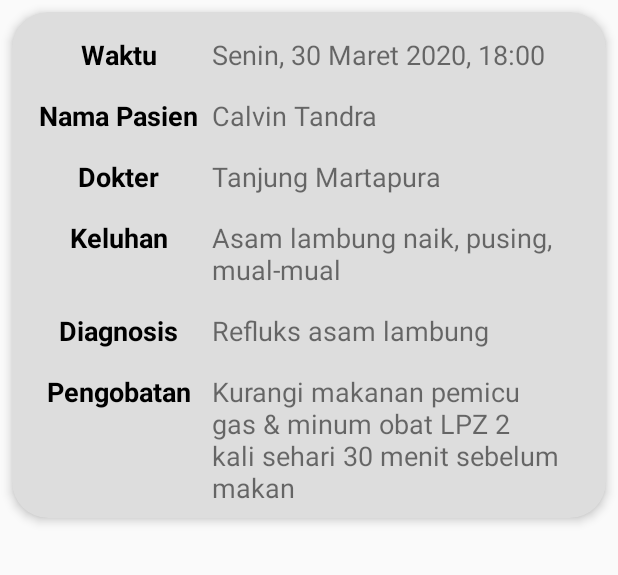
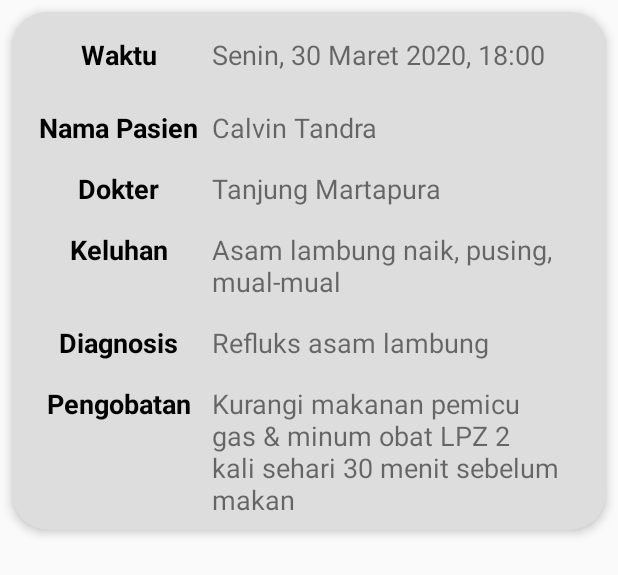
Before and after one commit to calvintd/KlinikKita, an Android app: the layout item_klinik_riwayat_pemeriksaan.xml on its own in the app's theme, with its tools: preview values and no code run, on a phone screen of 412 x 824 dp. Shown: the top 575 px of the screen. Run offline under Robolectric (Android 15) with nearby library versions, the phone set to English and light mode, and no system bars.

Commit message:
layout riwayat pemeriksaan

```diff
--- a/app/src/main/res/layout/item_klinik_riwayat_pemeriksaan.xml
+++ b/app/src/main/res/layout/item_klinik_riwayat_pemeriksaan.xml
@@ -26,11 +26,13 @@
             android:layout_width="0dp"
             android:layout_height="wrap_content"
             android:layout_marginTop="8dp"
+            android:layout_marginBottom="8dp"
             android:text="@string/patient_appointments_list_history_time"
             android:textAlignment="center"
             android:textColor="#000000"
             android:textSize="18sp"
             android:textStyle="bold"
+            app:layout_constraintBottom_toTopOf="@id/barrierWaktuRiwayatPemeriksaanKlinik"
             app:layout_constraintEnd_toStartOf="@+id/glRiwayatPemeriksaanKlinik"
             app:layout_constraintStart_toStartOf="parent"
             app:layout_constraintTop_toTopOf="parent" />
@@ -41,8 +43,10 @@
             android:layout_height="wrap_content"
             android:layout_marginTop="8dp"
             android:layout_marginEnd="16dp"
+            android:layout_marginBottom="8dp"
             android:text="@string/patient_appointments_list_history_time_example"
             android:textSize="18sp"
+            app:layout_constraintBottom_toTopOf="@id/barrierWaktuRiwayatPemeriksaanKlinik"
             app:layout_constraintEnd_toEndOf="parent"
             app:layout_constraintStart_toEndOf="@+id/glRiwayatPemeriksaanKlinik"
             app:layout_constraintTop_toTopOf="parent" />
--- a/app/src/main/res/layout/item_pasien_riwayat_pemeriksaan.xml
+++ b/app/src/main/res/layout/item_pasien_riwayat_pemeriksaan.xml
@@ -26,11 +26,13 @@
             android:layout_width="0dp"
             android:layout_height="wrap_content"
             android:layout_marginTop="8dp"
+            android:layout_marginBottom="8dp"
             android:text="@string/patient_appointments_list_history_time"
             android:textAlignment="center"
             android:textColor="#000000"
             android:textSize="18sp"
             android:textStyle="bold"
+            app:layout_constraintBottom_toTopOf="@id/barrierWaktuRiwayatPemeriksaanPasien"
             app:layout_constraintEnd_toStartOf="@+id/glRiwayatPemeriksaanPasien"
             app:layout_constraintStart_toStartOf="parent"
             app:layout_constraintTop_toTopOf="parent" />
@@ -41,8 +43,10 @@
             android:layout_height="wrap_content"
             android:layout_marginTop="8dp"
             android:layout_marginEnd="16dp"
+            android:layout_marginBottom="8dp"
             android:text="@string/patient_appointments_list_history_time_example"
             android:textSize="18sp"
+            app:layout_constraintBottom_toTopOf="@id/barrierWaktuRiwayatPemeriksaanPasien"
             app:layout_constraintEnd_toEndOf="parent"
             app:layout_constraintStart_toEndOf="@+id/glRiwayatPemeriksaanPasien"
             app:layout_constraintTop_toTopOf="parent" />
```
